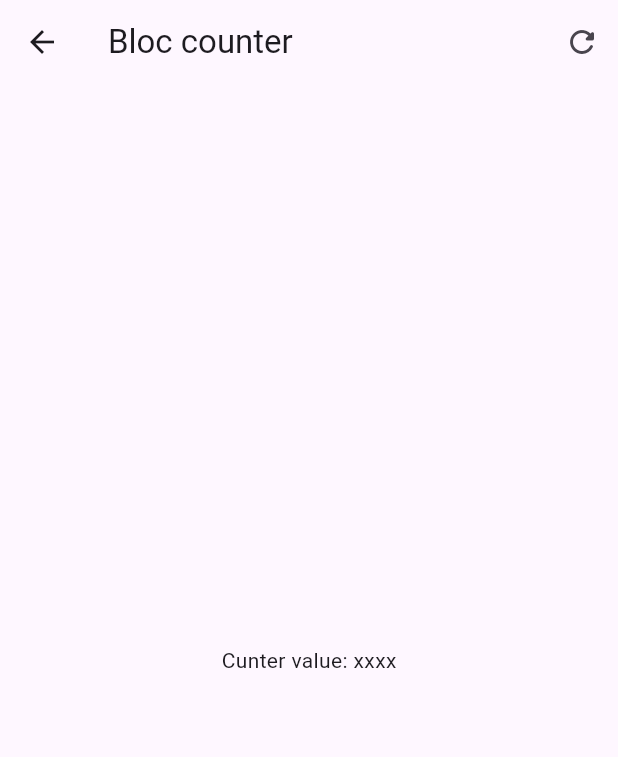
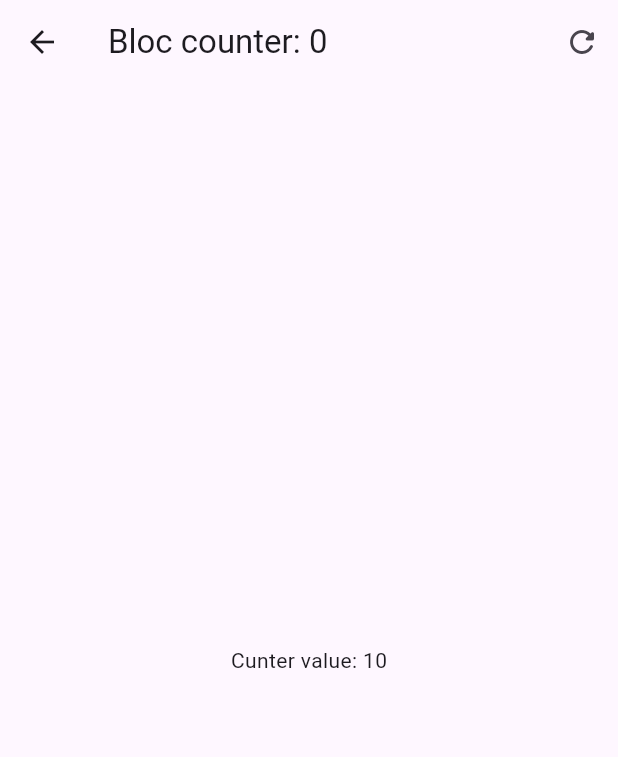
Before and after one commit to AlexhHr23/cubits-y-bloc, a Flutter app: the screen it shows after launch, after a tap on "BloC", on a phone screen of 412 x 824 dp. Shown: the top 757 px of the screen. Run offline on Flutter 3.47's test engine with Material 3 defaults, Android fonts, the phone set to English and light mode, and no system bars; our stand-ins replace equatable, flutter_bloc, go_router.

```diff
--- a/lib/presentation/blocs/counter_bloc/counter_event.dart
+++ b/lib/presentation/blocs/counter_bloc/counter_event.dart
@@ -10,3 +10,9 @@ class CounterIncreased extends CounterEvent{
   final int value;
   const CounterIncreased( this.value);
 }
+
+class CounterReset extends CounterEvent {
+
+
+
+}
--- a/lib/presentation/screens/bloc_counter_screen.dart
+++ b/lib/presentation/screens/bloc_counter_screen.dart
@@ -1,23 +1,48 @@
 import 'package:flutter/material.dart';
+import 'package:flutter_bloc/flutter_bloc.dart';
+import 'package:forms_app/presentation/blocs/counter_bloc/counter_bloc.dart';
 
 class BlocCounterScren extends StatelessWidget {
   const BlocCounterScren({super.key});
 
   @override
   Widget build(BuildContext context) {
+    return BlocProvider(
+    create: (_) => CounterBloc(),
+    child: const _BlocCounterView());
+  }
+}
+
+
+class _BlocCounterView extends StatelessWidget {
+
+
+  void increasedCounterBy(BuildContext context, [int value = 1]) {
+    context.read<CounterBloc>()
+      .add(CounterIncreased(value));
+  }
+
+
+  const _BlocCounterView({
+    super.key,
+  });
+
+  @override
+  Widget build(BuildContext context) {
     return Scaffold(
       appBar: AppBar(
-        title: const Text('Bloc counter'),
+        title: context.select((CounterBloc counterBloc) => Text('Bloc counter: ${counterBloc.state.transactionCount}')),
         actions: [
           IconButton(
-            onPressed: ()=>{},
+            onPressed: ()=> context.read<CounterBloc>().add(CounterReset()),
             icon: const Icon(Icons.refresh_rounded)
           )
         ],
       ),
-      body: const Center(
-        child: Text('Cunter value: xxxx'),
-      ),
+      body: Center(
+        child: context.select(
+          (CounterBloc counterBloc) => Text('Cunter value: ${counterBloc.state.counter}'),
+      )),
       floatingActionButton: Column(
 
         mainAxisAlignment: MainAxisAlignment.end,
@@ -25,19 +50,19 @@ class BlocCounterScren extends StatelessWidget {
           FloatingActionButton(
             heroTag: '1',
             child: const Text('+3'),
-            onPressed: () => {},
+            onPressed: () => increasedCounterBy(context, 3),
           ),
           const SizedBox(height: 15),
           FloatingActionButton(
             heroTag: '2',
             child: const Text('+2'),
-            onPressed: () => {}
+            onPressed: () => increasedCounterBy(context, 2)
           ),
            const SizedBox(height: 15),
           FloatingActionButton(
             heroTag: '3',
             child: const Text('+1'),
-            onPressed: () => {}
+            onPressed: () => increasedCounterBy(context, 1)
           ),
           const SizedBox(height: 15),
 
--- a/lib/presentation/screens/home_screen.dart
+++ b/lib/presentation/screens/home_screen.dart
@@ -22,6 +22,11 @@ class HomeScreen extends StatelessWidget {
             trailing: const Icon(Icons.arrow_back_ios_new_rounded),
             onTap: () => context.push('/blocs'),
           ),
+
+          const Padding(
+            padding: EdgeInsets.symmetric(horizontal: 10),
+            child: Divider(),
+          )
         ],
       ),
     );
```
Also changed, not shown: lib/presentation/blocs/counter_bloc/counter_bloc.dart (+25 -7 lines).
